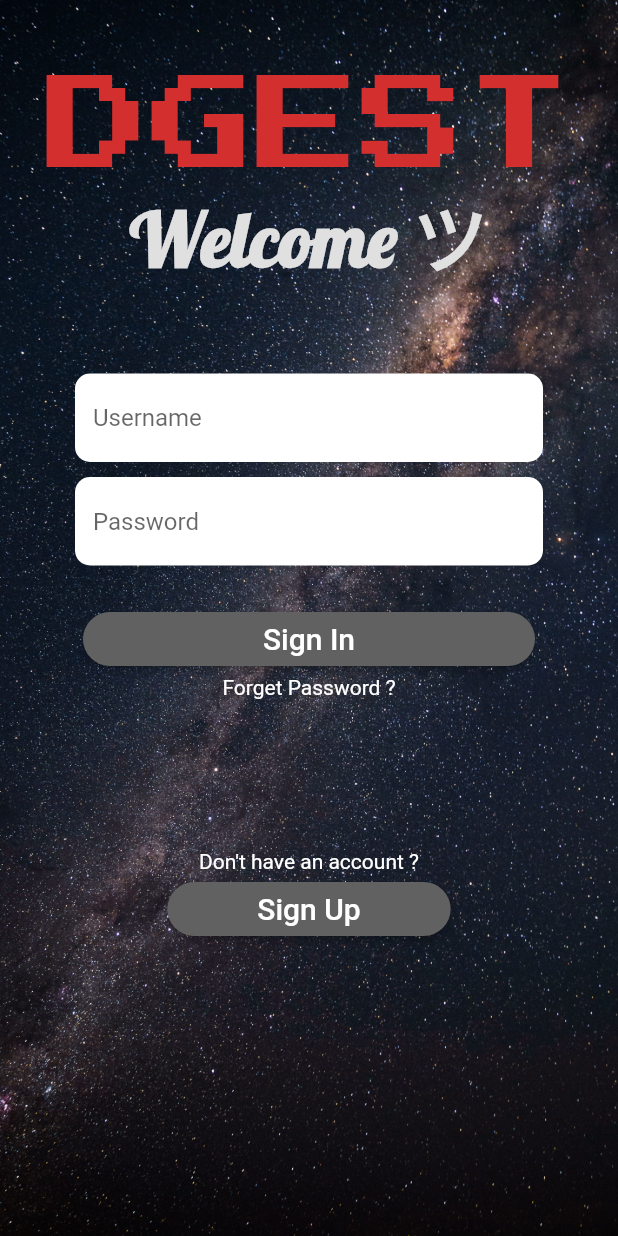
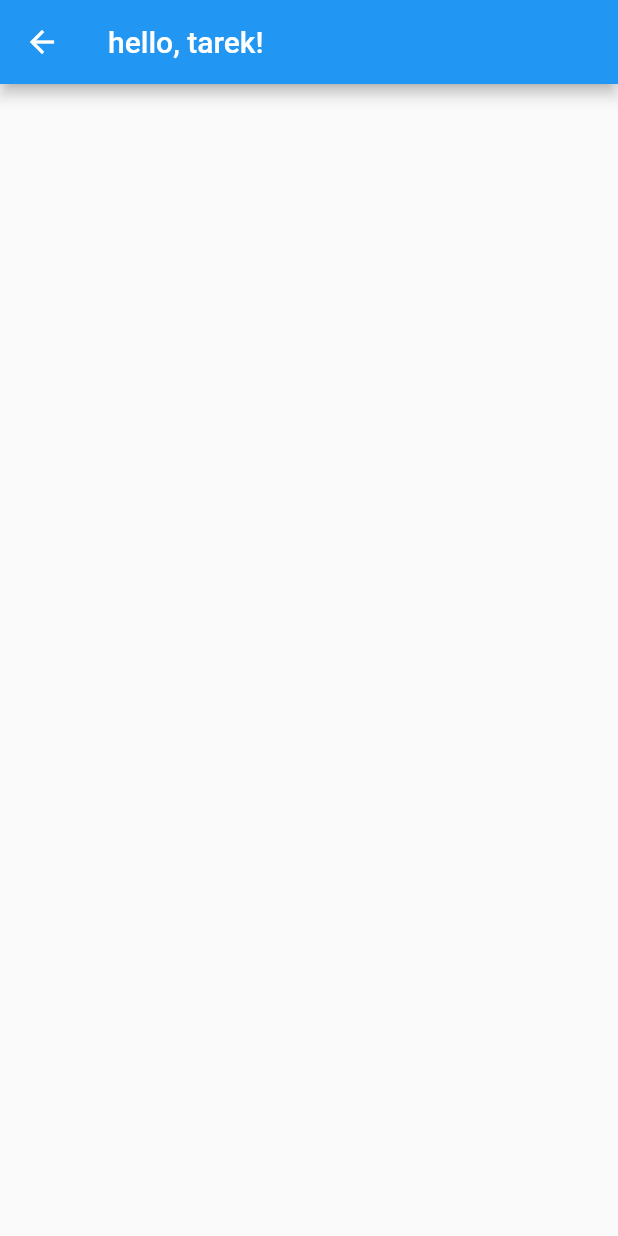
Before and after one commit to ahmed01142645585/project, a Flutter app: the screen it shows after launch, after a tap on "Sign In", on a phone screen of 412 x 824 dp. Run offline on Flutter 3.47's test engine with Material 2 defaults, Android fonts, the phone set to English and light mode, and no system bars.

Commit message:
add new home screen

```diff
--- a/lib/First_Screen.dart
+++ b/lib/First_Screen.dart
@@ -1 +1,17 @@
-// TODO:make an app bar with name and actions for full informations.
+import 'package:flutter/material.dart';
+
+class MainStudentScreen extends StatefulWidget {
+  @override
+  _MainStudentScreenState createState() => _MainStudentScreenState();
+}
+
+class _MainStudentScreenState extends State<MainStudentScreen> {
+  @override
+  Widget build(BuildContext context) {
+    return Scaffold(
+      appBar: AppBar(
+        title: Text('hello, tarek!'),
+      ),
+    );
+  }
+}
--- a/lib/main.dart
+++ b/lib/main.dart
@@ -1,21 +1,33 @@
 import 'package:flutter/cupertino.dart';
 import 'package:flutter/material.dart';
+import 'package:DGEST/First_Screen.dart';
 
 void main() {
-  runApp(MaterialApp(
-    home: DGEST(),
-    debugShowCheckedModeBanner: false,
-  ));
+  runApp(DGEST());
 }
 
-class DGEST extends StatefulWidget {
+class DGEST extends StatelessWidget {
+  @override
+  Widget build(BuildContext context) {
+    return MaterialApp(
+      initialRoute: '/',
+      routes: {
+        '/': (context) => DGESTLogIn(),
+        '/first': (context) => MainStudentScreen(),
+      },
+      debugShowCheckedModeBanner: false,
+    );
+  }
+}
+
+class DGESTLogIn extends StatefulWidget {
   @override
   State<StatefulWidget> createState() {
     return _Login();
   }
 }
 
-class _Login extends State<DGEST> {
+class _Login extends State<DGESTLogIn> {
   @override
   Widget build(BuildContext context) {
     return Scaffold(
@@ -64,9 +76,12 @@ class _Login extends State<DGEST> {
                   SizedBox(
                     height: 20.0,
                   ),
-                  ButtonLogIn.loginScreenButtons(
+                  ButtonLogIn(
                     buttonText: 'Sign In',
                     buttonPadding: EdgeInsets.symmetric(horizontal: 120.0),
+                    onPress: () {
+                      Navigator.pushNamed(context, '/first');
+                    },
                   ),
                   Text(
                     'Forget Password ?',
@@ -79,7 +94,7 @@ class _Login extends State<DGEST> {
                     'Don\'t have an account ?',
                     style: TextStyle(color: Colors.white),
                   ),
-                  ButtonLogIn.loginScreenButtons(
+                  ButtonLogIn(
                     buttonText: 'Sign Up',
                     buttonPadding: EdgeInsets.symmetric(horizontal: 60.0),
                   ),
@@ -107,6 +122,7 @@ class TextFiledsLogIn extends StatelessWidget {
         obscureText: hideText,
         onChanged: (value) {
           print(value);
+          //TODO: hena lazem n3mel insert f al data base al username w al password.
         },
         decoration: InputDecoration(
           border: OutlineInputBorder(
@@ -125,11 +141,11 @@ class TextFiledsLogIn extends StatelessWidget {
 }
 
 class ButtonLogIn extends StatelessWidget {
-  ButtonLogIn.loginScreenButtons(
-      {@required this.buttonText, this.buttonPadding});
+  ButtonLogIn({@required this.buttonText, this.buttonPadding, this.onPress});
 
   final String buttonText;
   final EdgeInsetsGeometry buttonPadding;
+  final Function onPress;
 
   @override
   Widget build(BuildContext context) {
@@ -138,7 +154,7 @@ class ButtonLogIn extends StatelessWidget {
         color: Colors.grey[700],
         shape: StadiumBorder(),
         padding: buttonPadding,
-        onPressed: () {},
+        onPressed: onPress,
         child: Text(
           buttonText,
           style: TextStyle(fontSize: 20, color: Colors.white),
@@ -176,4 +192,5 @@ CircleAvatar(
                 backgroundImage: AssetImage('images/logo_transparent.png'),
                 backgroundColor: Colors.purple[100],
               ),
+
 */
```
